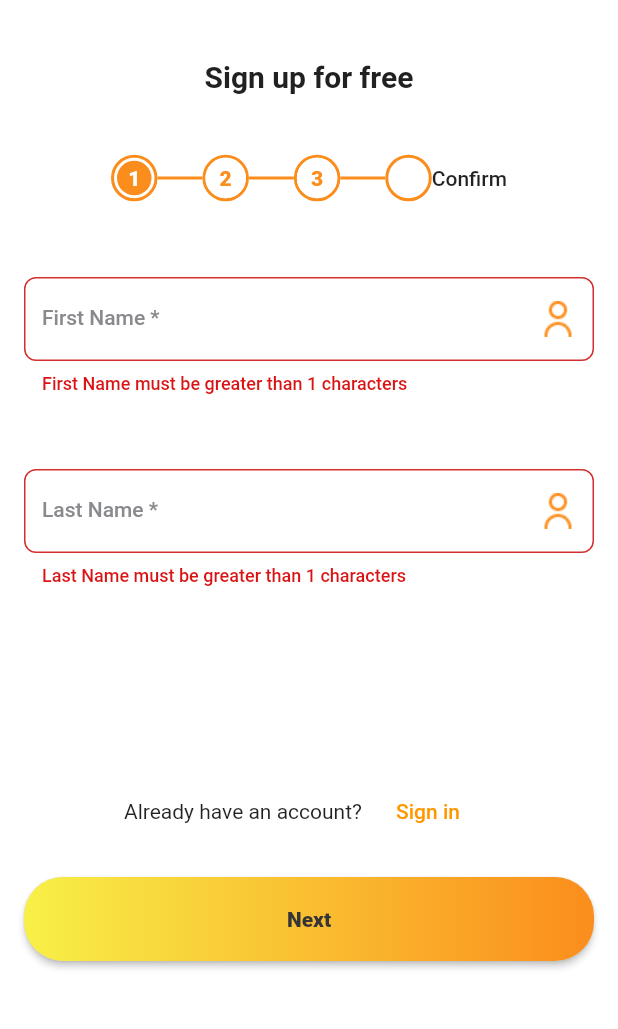
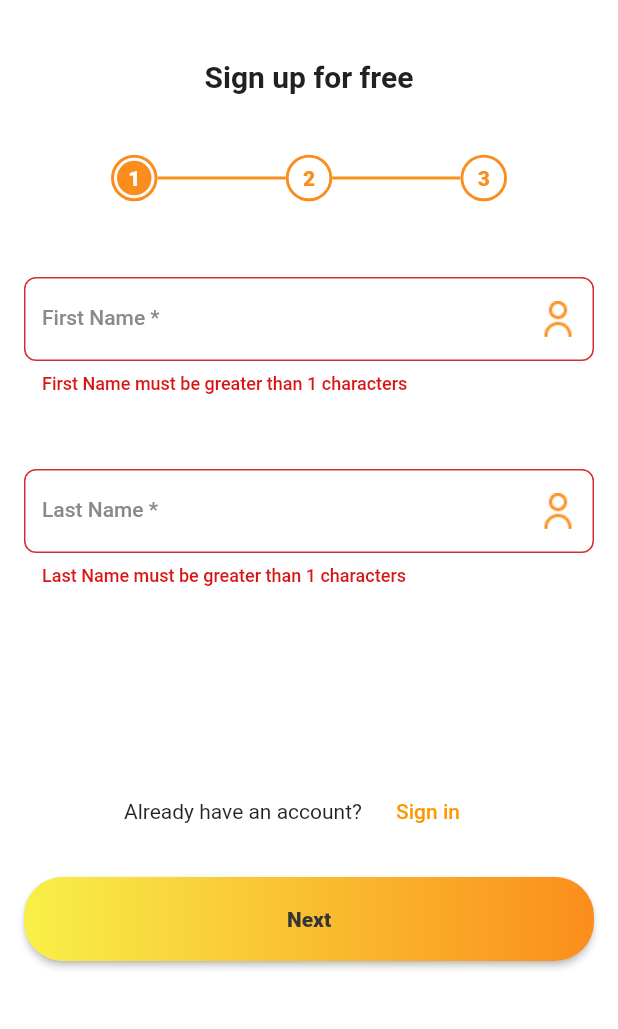
Before and after one commit to ik-code/phone_login_pinput2, a Flutter app: the StepperScreen screen opened directly, after a tap on "Next", on a phone screen of 412 x 824 dp, the part 110-1139 px from its top. Run offline on Flutter 3.47's test engine with Material 2 defaults, Android fonts, the phone set to English and light mode, and no system bars; our stand-ins replace country_code_picker, firebase_auth, firebase_core, pinput; accounts and stored records are empty; Roboto replaces fonts that are missing (Manrope).

Commit message:
3 registration is done

```diff
--- a/lib/main.dart
+++ b/lib/main.dart
@@ -2,6 +2,7 @@ import 'package:firebase_core/firebase_core.dart';
 import 'package:flutter/material.dart';
 import 'package:flutter/services.dart';
 import 'package:phone_login/raw/error_message.dart';
+import 'package:phone_login/screens/services_getways/sg_list_sreen.dart';
 import 'package:phone_login/screens/singin_singup_screen.dart';
 import 'package:phone_login/screens/singin_to_account_screen.dart';
 import 'package:phone_login/screens/sms_verification/login_screen.dart';
@@ -52,6 +53,7 @@ class _MyAppState extends State<MyApp> {
           home: //const ErrorMessage()
               const SingInSingUpScreen(),
 
+
           //---SMS Verification---
           //const LoginScreen(),
           // const ResetPasswordScreen(),
--- a/lib/screens/registration/stepper_screen.dart
+++ b/lib/screens/registration/stepper_screen.dart
@@ -1,3 +1,4 @@
+import 'dart:async';
 import 'dart:convert';
 import 'dart:io';
 
@@ -50,6 +51,8 @@ class _StepperScreenState extends State<StepperScreen> {
   bool _isPasswordVisible = true;
   bool _isPasswordVisible2 = true;
 
+  bool btnRegisterAccount = false;
+
   final List<GlobalKey<FormState>> _formKeys = [
     GlobalKey<FormState>(),
     GlobalKey<FormState>(),
@@ -84,6 +87,10 @@ class _StepperScreenState extends State<StepperScreen> {
         ScaffoldMessenger.of(context)
             .showSnackBar(SnackBar(content: Text(message)));
         print(resBody);
+
+        //disable btn 'Register Account'
+        btnRegisterAccount = true;
+
       } else {
         print('Error');
       }
@@ -420,23 +427,24 @@ class _StepperScreenState extends State<StepperScreen> {
                 ],
               ),
             )),
-        StepPG(
-            state: StepPGState.complete,
-            isActive: _activeCurrentStep >= 3,
-            title: const Text('Confirm'),
-            content: Column(
-              crossAxisAlignment: CrossAxisAlignment.stretch,
-              mainAxisAlignment: MainAxisAlignment.start,
-              children: [
-                Text('First Name: ${firstName.text}'),
-                Text('Last Name: ${lastName.text}'),
-                Text('Email : ${email.text}'),
-                Text('Phone Number : ${dialCodeDigits + phoneNumber.text}'),
-                Text('Checkbox : $isChecked'),
-                Text('Password : ${password.text}'),
-                Text('Password Confirm : ${password2.text}'),
-              ],
-            ))
+        // StepPG(
+        //     state: StepPGState.complete,
+        //     isActive: _activeCurrentStep >= 3,
+        //     title: const Text('Confirm'),
+        //     content: Column(
+        //       crossAxisAlignment: CrossAxisAlignment.stretch,
+        //       mainAxisAlignment: MainAxisAlignment.start,
+        //       children: [
+        //         Text('First Name: ${firstName.text}'),
+        //         Text('Last Name: ${lastName.text}'),
+        //         Text('Email : ${email.text}'),
+        //         Text('Phone Number : ${dialCodeDigits + phoneNumber.text}'),
+        //         Text('Checkbox : $isChecked'),
+        //         Text('Password : ${password.text}'),
+        //         Text('Password Confirm : ${password2.text}'),
+        //       ],
+        //     ),
+        //   )
       ];
 
   @override
@@ -465,21 +473,21 @@ class _StepperScreenState extends State<StepperScreen> {
 
                   //SMS Firebase validation
 
-                print(dialCodeDigits);
-                print(phoneNumber.text);
+                  print(dialCodeDigits);
+                  print(phoneNumber.text);
 
-                if(isChecked){
-                Navigator.of(context).push(MaterialPageRoute(
-                    builder: (context) => OTPControllerRegistrationScreen(
-                          phone: phoneNumber.text,
-                          codeDigits: dialCodeDigits,
-                        )));
-
-                  //send data to the server
-
-                  // accountRegistration();!!!!!
-                }
-
+                  if (isChecked) {
+                    //send data to the server
+                    accountRegistration();
+                    Timer(
+                        const Duration(seconds: 5),
+                        () => Navigator.of(context).push(MaterialPageRoute(
+                            builder: (context) =>
+                                OTPControllerRegistrationScreen(
+                                  phone: phoneNumber.text,
+                                  codeDigits: dialCodeDigits,
+                                ))));
+                  }
                 } else {
                   //increment
                   if (_formKeys[_activeCurrentStep].currentState!.validate()) {
@@ -543,8 +551,8 @@ class _StepperScreenState extends State<StepperScreen> {
                             height: 20,
                           ),
                           RaisedButtonPG(
-                            text: 'Next',
-                            onPressedHandler: details.onStepContinue,
+                            text: isLastStep ? 'Register Account' : 'Next',
+                            onPressedHandler: btnRegisterAccount ? null : details.onStepContinue,
                           ),
                         ],
                       ),
@@ -659,7 +667,7 @@ class _StepperScreenState extends State<StepperScreen> {
           ),
         ),
         style: kInputTextStyle,
-        textInputAction: TextInputAction.next,
+        textInputAction: TextInputAction.done,
         obscureText: _isPasswordVisible2,
         keyboardType: TextInputType.text,
         focusNode: _passwordFocusNode2,
```
Also changed, not shown: lib/forms/signin_form.dart (+7 -0 lines), lib/screens/services_getways/sg_list_sreen.dart (added, +58 -0 lines).
